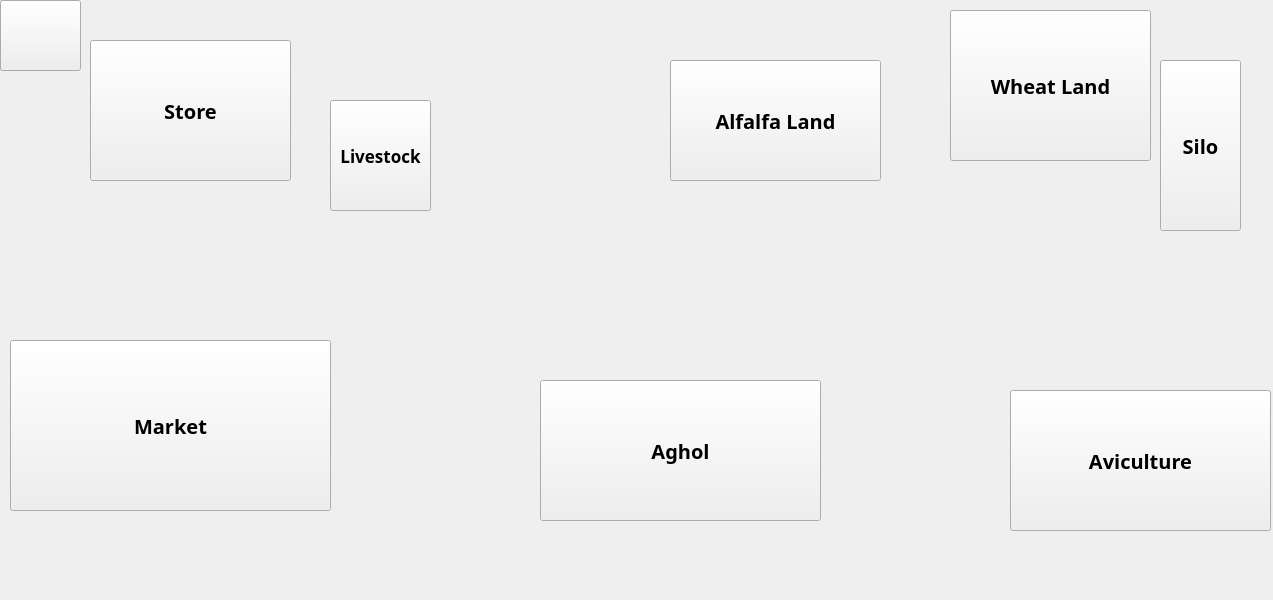
Above: mainpage.ui from Pouya3/farm-project before the change. Below: the same form after it.
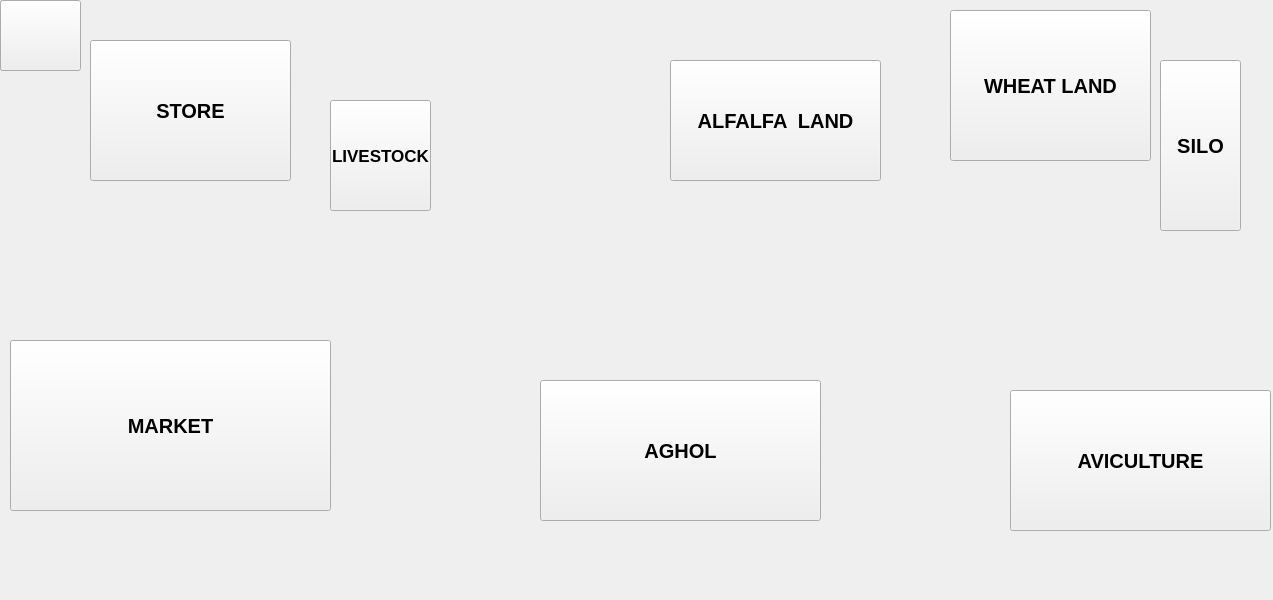
That is the form after the change.

Commit message: i set font of buttons in mainpage

What changed in the file:
```diff
--- a/mainpage.ui
+++ b/mainpage.ui
@@ -25,14 +25,14 @@
     </property>
     <property name="font">
      <font>
-      <family>ONE DAY</family>
+      <family>Tahoma</family>
       <pointsize>15</pointsize>
       <weight>75</weight>
       <bold>true</bold>
      </font>
     </property>
     <property name="text">
-     <string>Store</string>
+     <string>STORE</string>
     </property>
    </widget>
    <widget class="QPushButton" name="pushButton_a_2">
@@ -46,14 +46,14 @@
     </property>
     <property name="font">
      <font>
-      <family>ONE DAY</family>
+      <family>Tahoma</family>
       <pointsize>15</pointsize>
       <weight>75</weight>
       <bold>true</bold>
      </font>
     </property>
     <property name="text">
-     <string>Market</string>
+     <string>MARKET</string>
     </property>
    </widget>
    <widget class="QPushButton" name="pushButton_a_3">
@@ -67,14 +67,14 @@
     </property>
     <property name="font">
      <font>
-      <family>ONE DAY</family>
+      <family>Tahoma</family>
       <pointsize>15</pointsize>
       <weight>75</weight>
       <bold>true</bold>
      </font>
     </property>
     <property name="text">
-     <string>Aghol</string>
+     <string>AGHOL</string>
     </property>
    </widget>
    <widget class="QPushButton" name="pushButton_a_4">
@@ -88,14 +88,14 @@
     </property>
     <property name="font">
      <font>
-      <family>ONE DAY</family>
+      <family>Tahoma</family>
       <pointsize>15</pointsize>
       <weight>75</weight>
       <bold>true</bold>
      </font>
     </property>
     <property name="text">
-     <string>Aviculture</string>
+     <string>AVICULTURE</string>
     </property>
    </widget>
    <widget class="QPushButton" name="pushButton_a_5">
@@ -109,14 +109,14 @@
     </property>
     <property name="font">
      <font>
-      <family>ONE DAY</family>
+      <family>Tahoma</family>
       <pointsize>15</pointsize>
       <weight>75</weight>
       <bold>true</bold>
      </font>
     </property>
     <property name="text">
-     <string>Alfalfa Land</string>
+     <string>ALFALFA  LAND</string>
     </property>
    </widget>
    <widget class="QPushButton" name="pushButton_a_6">
@@ -130,14 +130,14 @@
     </property>
     <property name="font">
      <font>
-      <family>ONE DAY</family>
+      <family>Tahoma</family>
       <pointsize>15</pointsize>
       <weight>75</weight>
       <bold>true</bold>
      </font>
     </property>
     <property name="text">
-     <string>Wheat Land</string>
+     <string>WHEAT LAND</string>
     </property>
    </widget>
    <widget class="QPushButton" name="pushButton_a_7">
@@ -151,14 +151,14 @@
     </property>
     <property name="font">
      <font>
-      <family>ONE DAY</family>
+      <family>Tahoma</family>
       <pointsize>15</pointsize>
       <weight>75</weight>
       <bold>true</bold>
      </font>
     </property>
     <property name="text">
-     <string>Silo</string>
+     <string>SILO</string>
     </property>
    </widget>
    <widget class="QPushButton" name="pushButton_a_8">
@@ -172,14 +172,14 @@
     </property>
     <property name="font">
      <font>
-      <family>ONE DAY</family>
+      <family>Tahoma</family>
       <pointsize>13</pointsize>
       <weight>75</weight>
       <bold>true</bold>
      </font>
     </property>
     <property name="text">
-     <string>Livestock</string>
+     <string>LIVESTOCK</string>
     </property>
    </widget>
    <widget class="QPushButton" name="pushButton_m_1">
```
